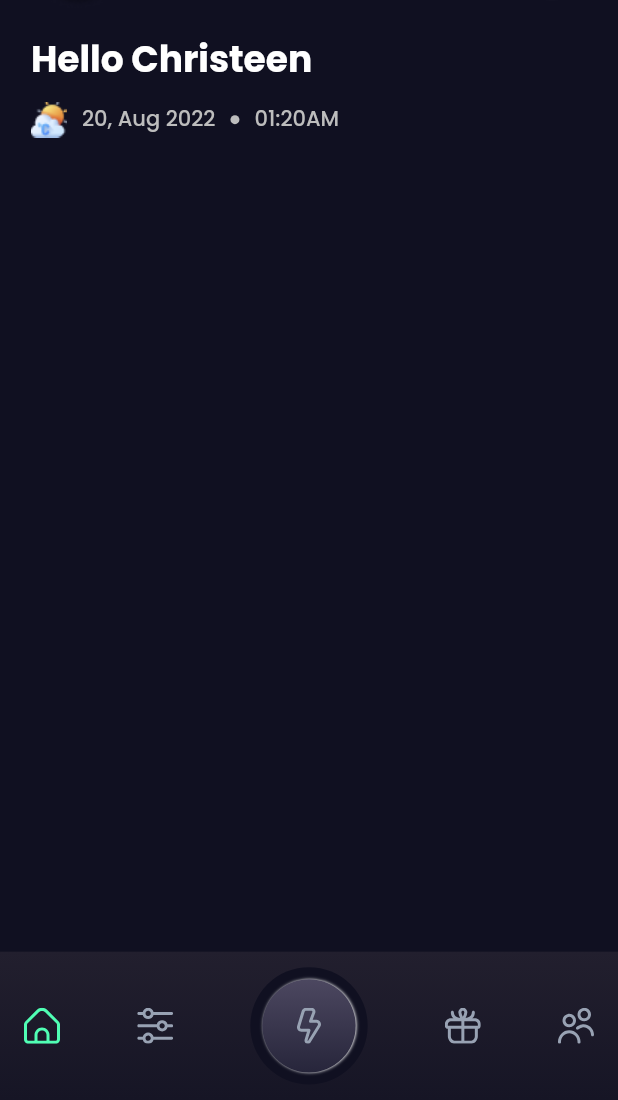
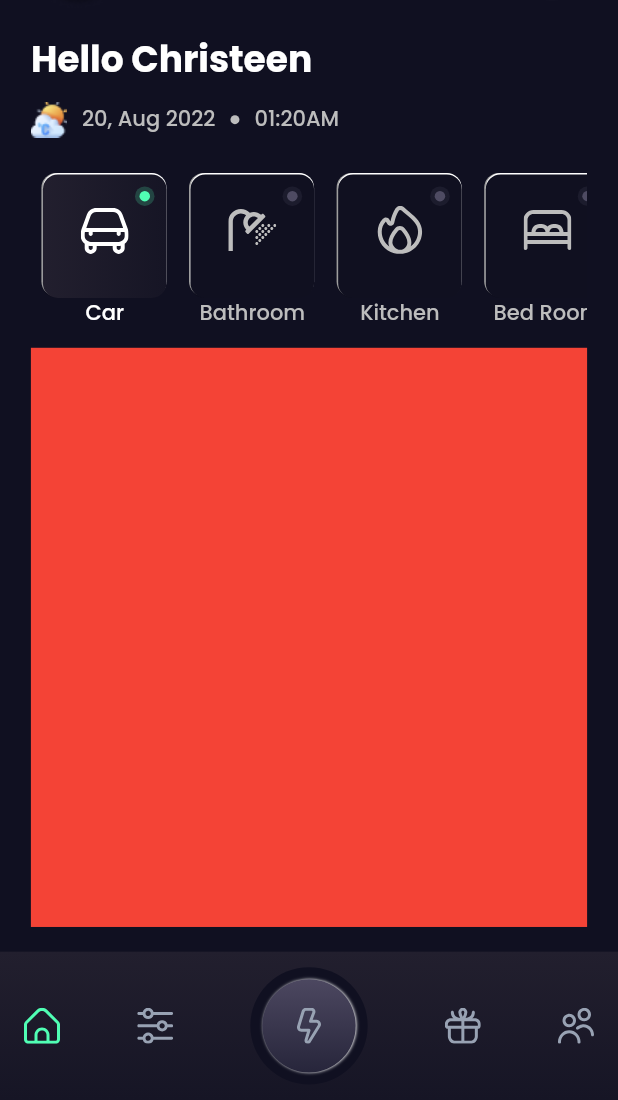
Before and after one commit to iusamaashraf/energy-app, a Flutter app: the RootPage screen opened directly, on a phone screen of 412 x 824 dp, the part 136-1236 px from its top. Run offline on Flutter 3.47's test engine with Material 2 defaults, Android fonts, the phone set to English and light mode, and no system bars; our stand-ins replace flutter_svg, get, google_fonts.

Commit message:
header tab done

```diff
--- a/lib/main.dart
+++ b/lib/main.dart
@@ -9,10 +9,10 @@ void main() {
 class MyApp extends StatelessWidget {
   const MyApp({super.key});
 
-  // This widget is the root of your application.
   @override
   Widget build(BuildContext context) {
     return GetMaterialApp(
+      debugShowCheckedModeBanner: false,
       title: 'Flutter Demo',
       theme: ThemeData(
         primarySwatch: Colors.blue,
--- /dev/null
+++ b/lib/model/asset_mode.dart
@@ -0,0 +1,27 @@
+class AssetModel {
+  String? image;
+  String? title;
+  AssetModel({
+    required this.image,
+    required this.title,
+  });
+}
+
+List<AssetModel> assetList = [
+  AssetModel(
+    image: 'assets/icons/car1.svg',
+    title: 'Car',
+  ),
+  AssetModel(
+    image: 'assets/icons/bathroom.svg',
+    title: 'Bathroom',
+  ),
+  AssetModel(
+    image: 'assets/icons/kitchen.svg',
+    title: 'Kitchen',
+  ),
+  AssetModel(
+    image: 'assets/icons/bedroom.svg',
+    title: 'Bed Room',
+  ),
+];
--- /dev/null
+++ b/lib/views/pages/root/bottom_nav/home/asset_tab/bathroom_page.dart
@@ -0,0 +1,10 @@
+import 'package:flutter/material.dart';
+
+class BathroomPage extends StatelessWidget {
+  const BathroomPage({super.key});
+
+  @override
+  Widget build(BuildContext context) {
+    return Container();
+  }
+}
--- /dev/null
+++ b/lib/views/pages/root/bottom_nav/home/asset_tab/bedroom_page.dart
@@ -0,0 +1,10 @@
+import 'package:flutter/material.dart';
+
+class BedroomPage extends StatelessWidget {
+  const BedroomPage({super.key});
+
+  @override
+  Widget build(BuildContext context) {
+    return Container();
+  }
+}
--- /dev/null
+++ b/lib/views/pages/root/bottom_nav/home/asset_tab/car_page.dart
@@ -0,0 +1,12 @@
+import 'package:flutter/material.dart';
+
+class CarPage extends StatelessWidget {
+  const CarPage({super.key});
+
+  @override
+  Widget build(BuildContext context) {
+    return Container(
+      color: Colors.red,
+    );
+  }
+}
--- /dev/null
+++ b/lib/views/pages/root/bottom_nav/home/asset_tab/kitchen_page.dart
@@ -0,0 +1,10 @@
+import 'package:flutter/material.dart';
+
+class KitchenPage extends StatelessWidget {
+  const KitchenPage({super.key});
+
+  @override
+  Widget build(BuildContext context) {
+    return Container();
+  }
+}
--- a/lib/views/pages/root/bottom_nav/home/home_page.dart
+++ b/lib/views/pages/root/bottom_nav/home/home_page.dart
@@ -1,4 +1,9 @@
-import 'package:energy_app/constants/icons.dart';
+import 'package:energy_app/constants/colors.dart';
+import 'package:energy_app/model/asset_mode.dart';
+import 'package:energy_app/views/pages/root/bottom_nav/home/asset_tab/bathroom_page.dart';
+import 'package:energy_app/views/pages/root/bottom_nav/home/asset_tab/bedroom_page.dart';
+import 'package:energy_app/views/pages/root/bottom_nav/home/asset_tab/car_page.dart';
+import 'package:energy_app/views/pages/root/bottom_nav/home/asset_tab/kitchen_page.dart';
 import 'package:flutter/material.dart';
 import 'package:flutter_svg/svg.dart';
 import 'package:get/get.dart';
@@ -6,9 +11,21 @@ import 'package:google_fonts/google_fonts.dart';
 
 import 'components/weather_tile.dart';
 
-class HomePage extends StatelessWidget {
+class HomePage extends StatefulWidget {
   const HomePage({super.key});
 
+  @override
+  State<HomePage> createState() => _HomePageState();
+}
+
+class _HomePageState extends State<HomePage> {
+  int selectedIndex = 0;
+  final _pages = const [
+    CarPage(),
+    BathroomPage(),
+    KitchenPage(),
+    BedroomPage(),
+  ];
   @override
   Widget build(BuildContext context) {
     return Padding(
@@ -24,6 +41,117 @@ class HomePage extends StatelessWidget {
                   color: Colors.white)),
           const SizedBox(height: 10),
           const WeatherTile(),
+          SizedBox(height: Get.height * 0.02),
+          SizedBox(
+            height: Get.height * 0.15,
+            width: Get.width,
+            child: ListView.builder(
+              scrollDirection: Axis.horizontal,
+              itemCount: assetList.length,
+              itemBuilder: (context, index) {
+                return Column(
+                  children: [
+                    Padding(
+                      padding: const EdgeInsets.all(8.0),
+                      child: assetTab(assetList[index].image!,
+                          assetList[index].title!, index),
+                    ),
+                  ],
+                );
+              },
+            ),
+          ),
+          Expanded(child: _pages[selectedIndex]),
+        ],
+      ),
+    );
+  }
+
+  Widget assetTab(String image, String title, int index) {
+    return GestureDetector(
+      onTap: () {
+        setState(() {
+          selectedIndex = index;
+        });
+      },
+      child: Column(
+        children: [
+          Container(
+            height: Get.height * 0.1,
+            width: Get.width * 0.2,
+            decoration: BoxDecoration(
+              boxShadow: const [
+                BoxShadow(
+                  color: Colors.black12,
+                  blurRadius: 0,
+                  offset: Offset(-1, 0),
+                ),
+                BoxShadow(
+                  color: Colors.grey,
+                  blurRadius: 0,
+                  offset: Offset(-1, -1),
+                ),
+                BoxShadow(
+                  color: Colors.white,
+                  blurRadius: 0,
+                  offset: Offset(0, -1),
+                ),
+              ],
+              gradient: LinearGradient(
+                colors: [
+                  index == selectedIndex
+                      ? const Color(0xff221F2E)
+                      : const Color(0xff101020),
+                  index == selectedIndex
+                      ? const Color(0xff161525)
+                      : const Color(0xff101020),
+                ],
+              ),
+              borderRadius: BorderRadius.circular(10),
+            ),
+            child: Padding(
+              padding: const EdgeInsets.all(8.0),
+              child: Column(
+                children: [
+                  Align(
+                    alignment: Alignment.topRight,
+                    child: Container(
+                      height: 13,
+                      width: 13,
+                      decoration: BoxDecoration(
+                          color: index == selectedIndex
+                              ? ColorClass.lightGreenColor.withOpacity(.2)
+                              : const Color(0xff4E4B62).withOpacity(.2),
+                          shape: BoxShape.circle),
+                      child: Container(
+                        margin: const EdgeInsets.all(3),
+                        decoration: BoxDecoration(
+                            color: index == selectedIndex
+                                ? ColorClass.lightGreenColor
+                                : const Color(0xff4E4B62),
+                            shape: BoxShape.circle),
+                      ),
+                    ),
+                  ),
+                  SvgPicture.asset(
+                    assetList[index].image!,
+                    color: index == selectedIndex
+                        ? Colors.white
+                        : Colors.grey.shade400,
+                  ),
+                ],
+              ),
+            ),
+          ),
+          Text(
+            title,
+            style: GoogleFonts.poppins(
+                fontSize: 14,
+                fontWeight: FontWeight.w500,
+                color: index == selectedIndex
+                    ? Colors.white
+                    : Colors.grey.shade400),
+          ),
         ],
       ),
     );
```
Also changed, not shown: assets/icons/bathroom.svg (added), assets/icons/bedroom.svg (added), assets/icons/car1.svg (added), assets/icons/kitchen.svg (added).
